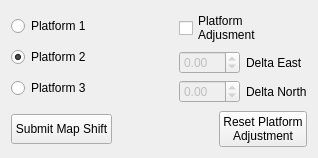
Old version of the form cataglyphis_gui/qt_project_src/cataglyphis_gui/shift_map_form.ui in the repository wvu-irl/cataglyphis3-software.
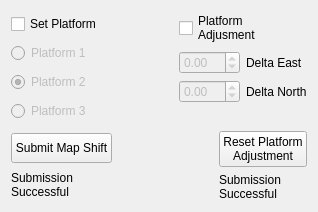
New version of the form. Custom widgets are drawn as their Qt base class.

Diff of the .ui file:
```diff
--- a/cataglyphis_gui/qt_project_src/cataglyphis_gui/shift_map_form.ui
+++ b/cataglyphis_gui/qt_project_src/cataglyphis_gui/shift_map_form.ui
@@ -7,7 +7,7 @@
     <x>0</x>
     <y>0</y>
     <width>318</width>
-    <height>158</height>
+    <height>212</height>
    </rect>
   </property>
   <property name="sizePolicy">
@@ -25,13 +25,23 @@
   <property name="windowTitle">
    <string>Form</string>
   </property>
-  <layout class="QVBoxLayout" name="verticalLayout_3">
+  <layout class="QVBoxLayout" name="verticalLayout_5">
    <item>
     <layout class="QHBoxLayout" name="horizontalLayout_2">
      <item>
       <layout class="QVBoxLayout" name="verticalLayout">
+       <item>
+        <widget class="QCheckBox" name="set_platform_checkbox">
+         <property name="text">
+          <string>Set Platform</string>
+         </property>
+        </widget>
+       </item>
        <item>
         <widget class="QRadioButton" name="platform_one_radio">
+         <property name="enabled">
+          <bool>false</bool>
+         </property>
          <property name="text">
           <string>Platform 1</string>
          </property>
@@ -42,6 +52,9 @@
        </item>
        <item>
         <widget class="QRadioButton" name="platform_two_radio">
+         <property name="enabled">
+          <bool>false</bool>
+         </property>
          <property name="text">
           <string>Platform 2</string>
          </property>
@@ -55,6 +68,9 @@
        </item>
        <item>
         <widget class="QRadioButton" name="platform_three_radio">
+         <property name="enabled">
+          <bool>false</bool>
+         </property>
          <property name="text">
           <string>Platform 3</string>
          </property>
@@ -131,7 +147,9 @@
     </layout>
    </item>
    <item>
-    <layout class="QHBoxLayout" name="horizontalLayout">
+    <layout class="QHBoxLayout" name="horizontalLayout_4">
+     <item>
+      <layout class="QVBoxLayout" name="verticalLayout_4">
      <item>
       <widget class="QPushButton" name="submit_map_shift_button">
        <property name="minimumSize">
@@ -146,6 +164,36 @@
       </widget>
      </item>
      <item>
+        <layout class="QHBoxLayout" name="horizontalLayout">
+         <item>
+          <widget class="QLabel" name="label_3">
+           <property name="text">
+            <string>Submission
+Successful</string>
+           </property>
+          </widget>
+         </item>
+         <item>
+          <widget class="QLedIndicator" name="map_shift_success_indicator" native="true">
+           <property name="minimumSize">
+            <size>
+             <width>15</width>
+             <height>15</height>
+            </size>
+           </property>
+           <property name="maximumSize">
+            <size>
+             <width>15</width>
+             <height>15</height>
+            </size>
+           </property>
+          </widget>
+         </item>
+        </layout>
+       </item>
+      </layout>
+     </item>
+     <item>
       <spacer name="horizontalSpacer_2">
        <property name="orientation">
         <enum>Qt::Horizontal</enum>
@@ -159,6 +207,8 @@
       </spacer>
      </item>
      <item>
+      <layout class="QVBoxLayout" name="verticalLayout_3">
+       <item>
       <widget class="QPushButton" name="reset_platform_adjustment_button">
        <property name="enabled">
         <bool>true</bool>
@@ -175,10 +225,48 @@
        </property>
       </widget>
      </item>
+       <item>
+        <layout class="QHBoxLayout" name="horizontalLayout_3">
+         <item>
+          <widget class="QLabel" name="label_4">
+           <property name="text">
+            <string>Submission
+Successful</string>
+           </property>
+          </widget>
+         </item>
+         <item>
+          <widget class="QLedIndicator" name="reset_platform_success_indicator" native="true">
+           <property name="minimumSize">
+            <size>
+             <width>15</width>
+             <height>15</height>
+            </size>
+           </property>
+           <property name="maximumSize">
+            <size>
+             <width>15</width>
+             <height>15</height>
+            </size>
+           </property>
+          </widget>
+         </item>
     </layout>
    </item>
   </layout>
+     </item>
+    </layout>
+   </item>
+  </layout>
  </widget>
+ <customwidgets>
+  <customwidget>
+   <class>QLedIndicator</class>
+   <extends>QWidget</extends>
+   <header>qledindicator.h</header>
+   <container>1</container>
+  </customwidget>
+ </customwidgets>
  <resources/>
  <connections>
   <connection>
```
Left out of the diff: 48 changed lines with no effect on the pictures. Lines whose indentation alone changed are shown as unchanged.
